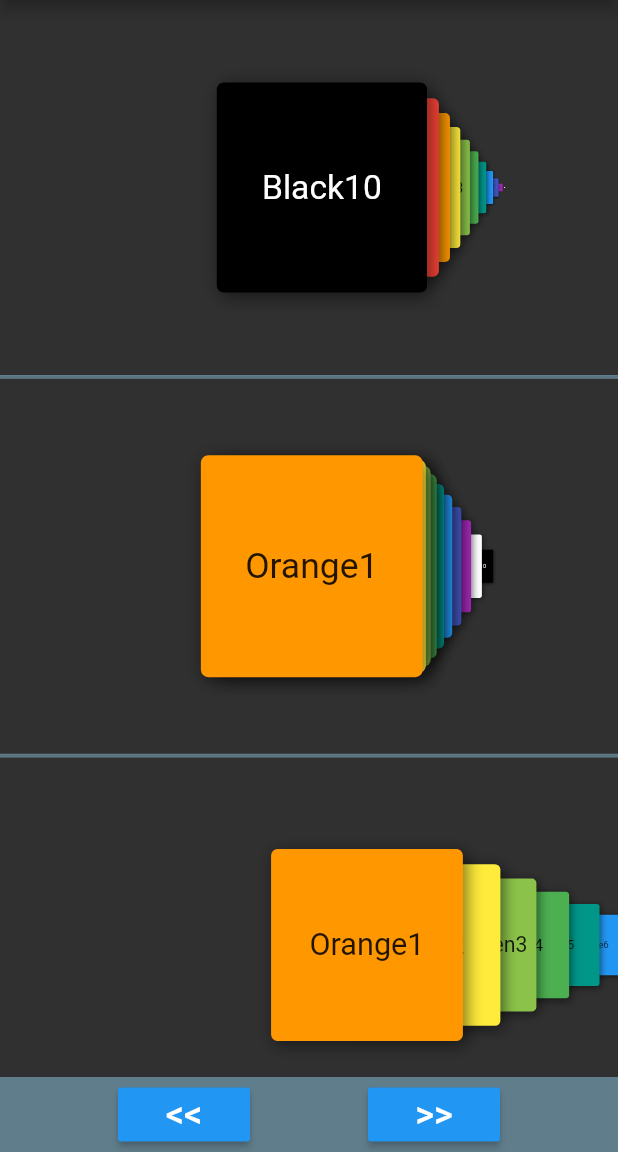
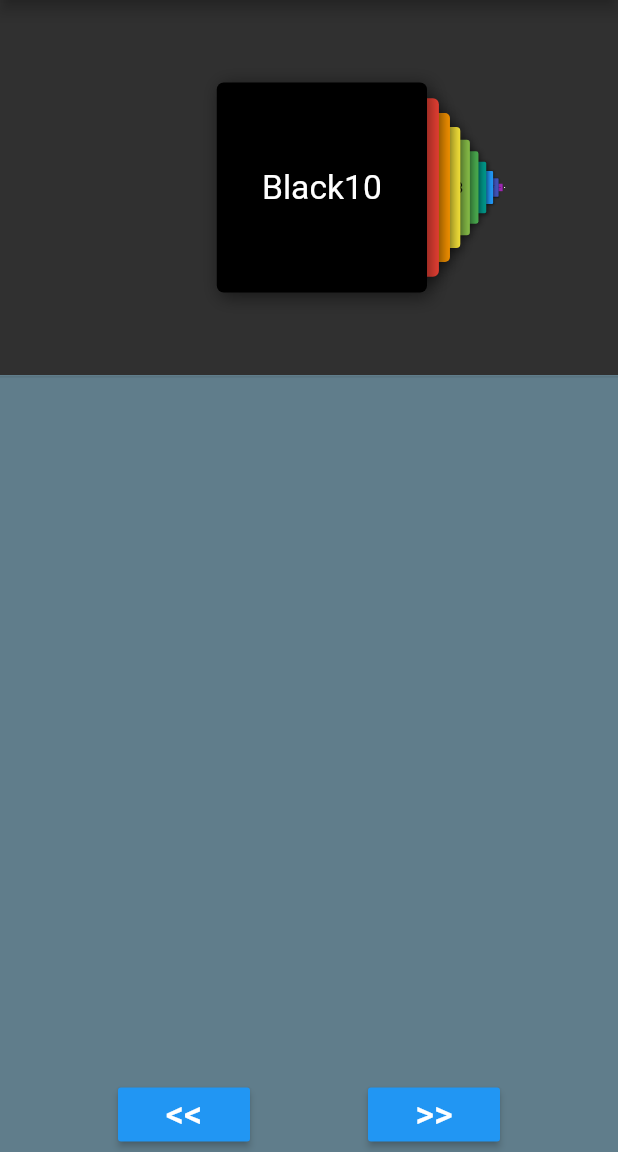
Before and after one commit to jgarza9788/yet_another_carousel, a Flutter app: the screen it shows after launch, after a tap on "<<", on a phone screen of 412 x 824 dp, the part 84-1236 px from its top. Run offline on Flutter 3.47's test engine with Material 2 defaults, Android fonts, the phone set to English and light mode, and no system bars.

```diff
--- a/lib/Carousel.dart
+++ b/lib/Carousel.dart
@@ -101,6 +101,14 @@ class _CarouselState extends State<Carousel> with SingleTickerProviderStateMixin
     if (state != states.rollToNearest)
       {
         _activeWidgetIndex = params[params.length-1]['index'] ;
+
+//        print(params[params.length-1]);
+//        print(params[params.length-2]);
+//
+//        if (params[params.length-1]['ratio'] > 0.009)
+//          {
+//            _activeWidgetIndex = params[params.length-2]['index'] ;
+//          }
       }
 
 //    print(state);
@@ -269,6 +277,7 @@ class _CarouselState extends State<Carousel> with SingleTickerProviderStateMixin
     });
 
     _controller.addListener((){
+      print(state);
       setState(() {
 //        print(_controller.value);
 
@@ -301,7 +310,14 @@ class _CarouselState extends State<Carousel> with SingleTickerProviderStateMixin
   _afterDrag(){
 //    print(_controller.value);
     int t = DateTime.now().millisecondsSinceEpoch - _dragEndTime;
-    _shift += _velocity * pow(0.99,t);
+    double addVel = _velocity * pow(0.99,t);
+    _shift += addVel;
+
+    print(addVel);
+    if (addVel.abs() < 0.00001)
+      {
+        _startRollToNearest();
+      }
   }
 
 //  bool _isAutoScrolling = false;
@@ -319,6 +335,14 @@ class _CarouselState extends State<Carousel> with SingleTickerProviderStateMixin
     if (widget.rollToNearest)
     {
       state = states.rollToNearest;
+
+//      print(DateTime.now().millisecondsSinceEpoch);
+
+//      print(_shift);
+      _shift = (((_shift + 1.0) % 2.0) -1.0);
+      print('_shift $_shift');
+
+      _controller.stop(canceled: true);
       _controller.duration = Duration(milliseconds: 1000);
       _controller.forward(from: 0.0);
     }
@@ -328,8 +352,24 @@ class _CarouselState extends State<Carousel> with SingleTickerProviderStateMixin
   _rollToNearest() {
 
 //    print(_activeWidgetIndex);
+
     double nShift  = (_activeWidgetIndex/-widget.children.length) + 0.04;
-    _shift = _shift + (nShift - _shift) * _controller.value;
+//    print('_shift $_shift');
+//    print('nShift $nShift');
+////    print('shift difference ${nShift - _shift}');
+////
+//    double dShift = nShift-_shift;
+////
+//    if (dShift.abs() > 1.0)
+//      {
+//        dShift = _shift-nShift;
+//      }
+////
+//    print('dShift $dShift');
+
+//    _shift = _shift + dShift * _controller.value;
+    _shift = _shift + (nShift-_shift) * _controller.value;
+
   }
 
   @override
@@ -358,6 +398,8 @@ class _CarouselState extends State<Carousel> with SingleTickerProviderStateMixin
 
       },
       onHorizontalDragEnd: (value) {
+
+//        print(DateTime.now().millisecondsSinceEpoch);
 
         state = states.dragEnd;
 
--- a/lib/main.dart
+++ b/lib/main.dart
@@ -45,84 +45,85 @@ class _MyAppState extends State<MyApp> {
                 positionCurve: Curves.easeOut,
                 scaleCurve: Curves.easeOut,
                 fadeOut: true,
+//                rollToNearest: false,
                 scrollTo: wIndex,
               ),
               Divider(height: 2.5,),
-              Carousel(
-                children: theseIcons,
-                backgroundColor: Colors.grey[850],
-                positionCurve: Curves.easeIn,
-                scaleCurve: Curves.easeIn,
-                scaleOut: true,
-              ),
-              Divider(height: 2.5,),
-              Carousel(
-                children: theseIcons,
-                backgroundColor: Colors.grey[850],
-                positionCurve: Curves.easeOut,
-                scaleCurve: Curves.easeOut,
-                fadeOut: true,
-                widthFactor: 2.0,
-              ),
-              Divider(height: 2.5,),
-              Carousel(
-                children: theseIcons,
-                backgroundColor: Colors.grey[850],
-                positionCurve: Curves.easeIn,
-                scaleCurve: Curves.easeIn,
-                fadeOut: true,
-                widthFactor: 2.0,
-                widgetHeight: 100,
-                widgetWidth: 100,
-              ),
-              Divider(height: 2.5,),
-              Carousel(
-                children: theseIcons,
-                backgroundColor: Colors.grey[850],
-                positionCurve: Curves.easeIn,
-                scaleCurve: Curves.easeIn,
-                fadeOut: true,
-                widthFactor: 2.0,
-              ),
-              Divider(height: 2.5,),
-              Carousel(
-                children: theseIcons,
-                backgroundColor: Colors.grey[850],
-                positionCurve: Curves.easeOut,
-                scaleCurve: Curves.easeIn,
-                tailPositionY: -1.50,
-                tailPositionX: 0.5,
-                fadeOut: true,
-                widgetWidth: 150,
-                widgetHeight: 100,
-              ),
-              Divider(height: 2.5,),
-              Carousel(
-                children: theseIcons,
-                backgroundColor: Colors.grey[850],
-                positionCurve: Curves.easeOut,
-                scaleCurve: Curves.easeIn,
-                tailPositionY: 1.50,
-                tailPositionX: 0.5,
-                fadeOut: true,
-                widgetWidth: 150,
-                widgetHeight: 100,
-              ),
-              Divider(height: 2.5,),
-              Carousel(
-                children: theseIcons,
-                height: 50.0,
-                backgroundColor: Colors.grey[850],
-                positionCurve: Curves.easeOut,
-                scaleCurve: Curves.easeIn,
-                tailPositionY: 0.0,
-                tailPositionX: 1.0,
-                widthFactor: 2.0,
-                xPosition: 1.0,
-                fadeOut: true,
-                widgetWidth: 0.5,
-                widgetHeight: 0.75,
-              ),
+//              Carousel(
+//                children: theseIcons,
+//                backgroundColor: Colors.grey[850],
+//                positionCurve: Curves.easeIn,
+//                scaleCurve: Curves.easeIn,
+//                scaleOut: true,
+//              ),
+//              Divider(height: 2.5,),
+//              Carousel(
+//                children: theseIcons,
+//                backgroundColor: Colors.grey[850],
+//                positionCurve: Curves.easeOut,
+//                scaleCurve: Curves.easeOut,
+//                fadeOut: true,
+//                widthFactor: 2.0,
+//              ),
+//              Divider(height: 2.5,),
+//              Carousel(
+//                children: theseIcons,
+//                backgroundColor: Colors.grey[850],
+//                positionCurve: Curves.easeIn,
+//                scaleCurve: Curves.easeIn,
+//                fadeOut: true,
+//                widthFactor: 2.0,
+//                widgetHeight: 100,
+//                widgetWidth: 100,
+//              ),
+//              Divider(height: 2.5,),
+//              Carousel(
+//                children: theseIcons,
+//                backgroundColor: Colors.grey[850],
+//                positionCurve: Curves.easeIn,
+//                scaleCurve: Curves.easeIn,
+//                fadeOut: true,
+//                widthFactor: 2.0,
+//              ),
+//              Divider(height: 2.5,),
+//              Carousel(
+//                children: theseIcons,
+//                backgroundColor: Colors.grey[850],
+//                positionCurve: Curves.easeOut,
+//                scaleCurve: Curves.easeIn,
+//                tailPositionY: -1.50,
+//                tailPositionX: 0.5,
+//                fadeOut: true,
+//                widgetWidth: 150,
+//                widgetHeight: 100,
+//              ),
+//              Divider(height: 2.5,),
+//              Carousel(
+//                children: theseIcons,
+//                backgroundColor: Colors.grey[850],
+//                positionCurve: Curves.easeOut,
+//                scaleCurve: Curves.easeIn,
+//                tailPositionY: 1.50,
+//                tailPositionX: 0.5,
+//                fadeOut: true,
+//                widgetWidth: 150,
+//                widgetHeight: 100,
+//              ),
+//              Divider(height: 2.5,),
+//              Carousel(
+//                children: theseIcons,
+//                height: 50.0,
+//                backgroundColor: Colors.grey[850],
+//                positionCurve: Curves.easeOut,
+//                scaleCurve: Curves.easeIn,
+//                tailPositionY: 0.0,
+//                tailPositionX: 1.0,
+//                widthFactor: 2.0,
+//                xPosition: 1.0,
+//                fadeOut: true,
+//                widgetWidth: 0.5,
+//                widgetHeight: 0.75,
+//              ),
             ],
           ),
         ),
```
